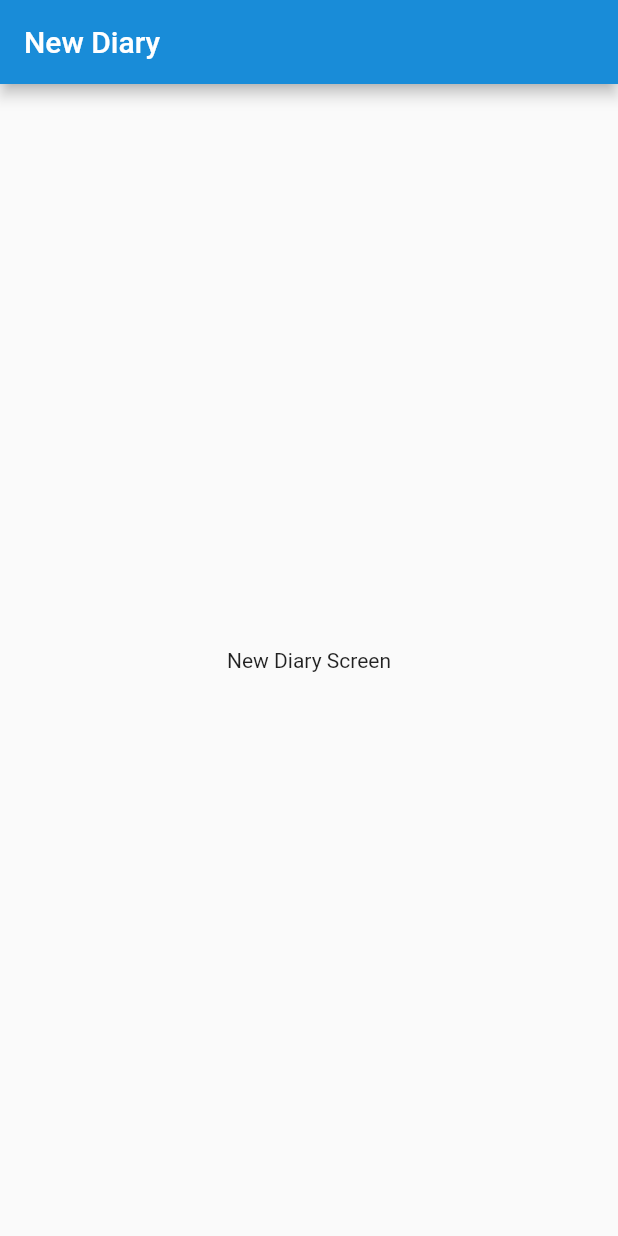
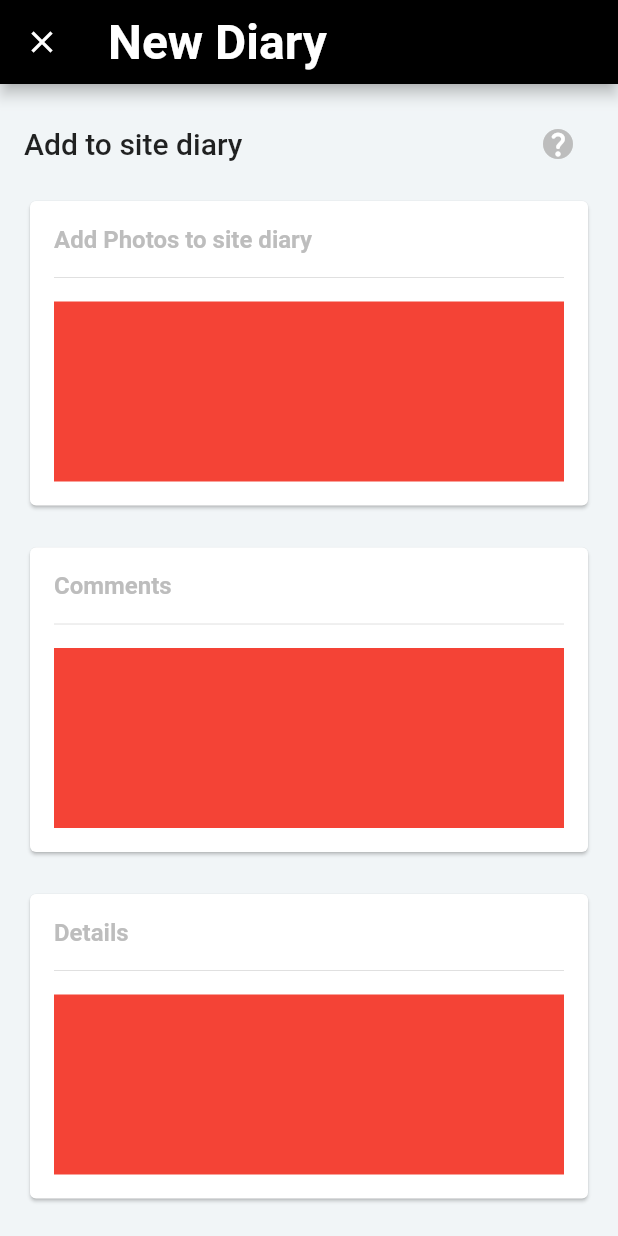
Before and after one commit to rayray199085/Martin-Pulgar-Demo, a Flutter app: the screen it shows after launch, on a phone screen of 412 x 824 dp. Run offline on Flutter 3.47's test engine with Material 2 defaults, Android fonts, the phone set to English and light mode, and no system bars; our stand-ins replace bloc, dio, equatable, flutter_bloc, get_it; generated files the repository leaves out were written again.

Commit message:
Update new diary screen UI and theme

```diff
--- a/lib/core/theme/mpd_light_theme.dart
+++ b/lib/core/theme/mpd_light_theme.dart
@@ -3,23 +3,31 @@ import 'package:flutter/material.dart';
 class MspLightTheme {
   static ThemeData get getThemeData {
     return ThemeData(
-      appBarTheme: AppBarTheme(
-        backgroundColor: _primaryColor,
-      ),
-      textButtonTheme: TextButtonThemeData(
-        style: ButtonStyle(
-          foregroundColor: MaterialStateProperty.all(
-              _primaryColor), // Set the desired button color
+      colorScheme:
+          const ColorScheme.light().copyWith(secondary: Colors.grey.shade400),
+      appBarTheme: const AppBarTheme(
+          backgroundColor: Colors.black,
+          titleTextStyle: TextStyle(
+            fontSize: _appBarTitleFontSize,
+            fontWeight: FontWeight.w600,
+          )),
+      scaffoldBackgroundColor: _backgroundColor,
+      elevatedButtonTheme: ElevatedButtonThemeData(
+        style: ElevatedButton.styleFrom(
+          textStyle: const TextStyle(
+            fontWeight: FontWeight.bold,
+            fontSize: _mediumButtonFontSize,
+            color: Colors.white,
+          ),
+          backgroundColor: _primaryColor,
         ),
-      ),
-      bottomNavigationBarTheme: BottomNavigationBarThemeData(
-        selectedItemColor: _primaryColor,
-        unselectedItemColor:
-            _secondaryColor, // Set the desired selected icon color
       ),
     );
   }
 
-  static Color _primaryColor = Color(0xFF198CD8);
-  static Color _secondaryColor = Color(0xFF555555);
+  static const Color _primaryColor = Color(0xFF97D602);
+  static const Color _backgroundColor = Color(0xFFF1F5F7);
+
+  static const double _mediumButtonFontSize = 16.0;
+  static const double _appBarTitleFontSize = 32.0;
 }
--- a/lib/feature/screens/new_diary/cubit/new_diary_cubit.dart
+++ b/lib/feature/screens/new_diary/cubit/new_diary_cubit.dart
@@ -4,10 +4,5 @@ import 'package:equatable/equatable.dart';
 part 'new_diary_state.dart';
 
 class NewDiaryCubit extends Cubit<NewDiaryState> {
-  NewDiaryCubit() : super(NewDiaryLoading());
-
-  Future<void> loadData() async {
-    await Future.delayed(Duration(seconds: 3));
-    emit(NewDiaryLoaded());
-  }
+  NewDiaryCubit() : super(const NewDiaryState());
 }
--- a/lib/feature/screens/new_diary/cubit/new_diary_state.dart
+++ b/lib/feature/screens/new_diary/cubit/new_diary_state.dart
@@ -1,15 +1,8 @@
 part of 'new_diary_cubit.dart';
 
-abstract class NewDiaryState extends Equatable {
+class NewDiaryState extends Equatable {
   const NewDiaryState();
-}
 
-class NewDiaryLoading extends NewDiaryState {
   @override
   List<Object> get props => [];
 }
-
-class NewDiaryLoaded extends NewDiaryState {
-  @override
-  List<Object> get props => [];
-}
--- a/lib/feature/screens/new_diary/new_diary_screen.dart
+++ b/lib/feature/screens/new_diary/new_diary_screen.dart
@@ -1,6 +1,9 @@
 import 'package:flutter/material.dart';
 import 'package:flutter_bloc/flutter_bloc.dart';
 import 'package:martin_pulgar_demo/feature/screens/new_diary/cubit/new_diary_cubit.dart';
+import 'package:flutter_gen/gen_l10n/app_localizations.dart';
+import 'package:martin_pulgar_demo/feature/screens/new_diary/widget/help_button.dart';
+import 'package:martin_pulgar_demo/feature/screens/new_diary/widget/section_card.dart';
 
 class NewDiaryScreen extends StatelessWidget {
   const NewDiaryScreen({super.key});
@@ -9,10 +12,15 @@ class NewDiaryScreen extends StatelessWidget {
   Widget build(BuildContext context) {
     return Scaffold(
       appBar: AppBar(
-        title: const Text('New Diary'),
+        leading: IconButton(
+          onPressed: () {},
+          icon: const Icon(Icons.close),
+        ),
+        centerTitle: false,
+        title: Text(AppLocalizations.of(context)!.newDiary),
       ),
       body: BlocProvider(
-        create: (_) => NewDiaryCubit()..loadData(),
+        create: (_) => NewDiaryCubit(),
         child: const NewDiaryBody(),
       ),
     );
@@ -27,23 +35,84 @@ class NewDiaryBody extends StatelessWidget {
   Widget build(BuildContext context) {
     return BlocBuilder<NewDiaryCubit, NewDiaryState>(
       builder: (context, state) {
-        switch (state.runtimeType) {
-          case NewDiaryLoading:
-            return const Center(child: CircularProgressIndicator());
-          case NewDiaryLoaded:
-            return const Center(
+        return SingleChildScrollView(
+          child: Padding(
+            padding: const EdgeInsets.all(16.0),
             child: Column(
-                mainAxisSize: MainAxisSize.min,
+              crossAxisAlignment: CrossAxisAlignment.stretch,
+              children: [
+                Row(
                   children: [
                     Text(
-                    'New Diary Screen',
+                      AppLocalizations.of(context)!.addToSiteDiary,
+                      style: Theme.of(context).textTheme.titleLarge,
                     ),
+                    const Spacer(),
+                    HelpButton(onPressed: () {}),
                   ],
                 ),
+                const SizedBox(height: 10),
+                SectionCard(
+                  headerLabel:
+                      AppLocalizations.of(context)!.addPhotosToSiteDiary,
+                  body: Column(
+                    children: [
+                      Container(
+                        color: Colors.red,
+                        height: 120,
+                      )
+                    ],
+                  ),
+                ),
+                const SizedBox(height: 20),
+                SectionCard(
+                  headerLabel: AppLocalizations.of(context)!.comments,
+                  body: Column(
+                    children: [
+                      Container(
+                        color: Colors.red,
+                        height: 120,
+                      )
+                    ],
+                  ),
+                ),
+                const SizedBox(height: 20),
+                SectionCard(
+                  headerLabel: AppLocalizations.of(context)!.details,
+                  body: Column(
+                    children: [
+                      Container(
+                        color: Colors.red,
+                        height: 120,
+                      )
+                    ],
+                  ),
+                ),
+                const SizedBox(height: 20),
+                SectionCard(
+                  headerLabel:
+                      AppLocalizations.of(context)!.linkToExistingEvent,
+                  body: Column(
+                    children: [
+                      Container(
+                        color: Colors.red,
+                        height: 120,
+                      )
+                    ],
+                  ),
+                ),
+                const SizedBox(height: 20),
+                ElevatedButton(
+                    onPressed: () {},
+                    child: Padding(
+                        padding: const EdgeInsets.symmetric(vertical: 16),
+                        child: Text(
+                          AppLocalizations.of(context)!.next,
+                        ))),
+              ],
+            ),
+          ),
         );
-          default:
-            return const SizedBox.shrink();
-        }
       },
     );
   }
--- /dev/null
+++ b/lib/feature/screens/new_diary/widget/help_button.dart
@@ -0,0 +1,35 @@
+import 'package:flutter/material.dart';
+
+class _HelpButtonConstants {
+  static double circleSize = 24.0;
+  static double questionMarkSize = 20.0;
+}
+
+class HelpButton extends StatelessWidget {
+  const HelpButton({
+    super.key,
+    required this.onPressed,
+  });
+  final VoidCallback onPressed;
+  @override
+  Widget build(BuildContext context) {
+    return IconButton(
+        onPressed: onPressed,
+        padding: EdgeInsets.zero,
+        icon: Stack(
+          alignment: Alignment.center,
+          children: [
+            Icon(
+              Icons.circle,
+              color: Theme.of(context).colorScheme.secondary,
+              size: _HelpButtonConstants.circleSize,
+            ),
+            Icon(
+              Icons.question_mark_rounded,
+              color: Theme.of(context).colorScheme.surface,
+              size: _HelpButtonConstants.questionMarkSize,
+            ),
+          ],
+        ));
+  }
+}
--- /dev/null
+++ b/lib/feature/screens/new_diary/widget/section_card.dart
@@ -0,0 +1,42 @@
+import 'package:flutter/material.dart';
+
+class SectionCard extends StatelessWidget {
+  const SectionCard({
+    super.key,
+    required this.headerLabel,
+    required this.body,
+  });
+
+  final String headerLabel;
+  final Widget body;
+
+  @override
+  Widget build(BuildContext context) {
+    return Card(
+      child: Padding(
+        padding: const EdgeInsets.all(16),
+        child: Column(
+          crossAxisAlignment: CrossAxisAlignment.start,
+          children: [
+            Row(
+              children: [
+                Text(
+                  headerLabel,
+                  style: Theme.of(context).textTheme.titleMedium?.copyWith(
+                        fontWeight: FontWeight.w600,
+                        color: Theme.of(context).colorScheme.secondary,
+                      ),
+                ),
+              ],
+            ),
+            const Padding(
+              padding: EdgeInsets.symmetric(vertical: 8),
+              child: Divider(),
+            ),
+            body,
+          ],
+        ),
+      ),
+    );
+  }
+}
--- a/lib/l10n/intl_en.arb
+++ b/lib/l10n/intl_en.arb
@@ -1,5 +1,13 @@
 {
-    "home": "Home",
-    "homeScreen": "Home Screen",
-    "settings": "Settings"
+    "addPhotosToSiteDiary": "Add Photos to site diary",
+    "addToSiteDiary": "Add to site diary",
+    "comments": "Comments",
+    "details": "Details",
+    "linkToExistingEvent": "Link to existing event?",
+    "next": "Next",
+    "newDiary": "New Diary",
+    "selectAnEvent": "Select an event",
+    "selectArea": "Select Area",
+    "tags": "Tags",
+    "taskCategory": "Task Category"
 }
--- a/lib/main.dart
+++ b/lib/main.dart
@@ -5,13 +5,9 @@ import 'package:martin_pulgar_demo/core/network/web_services_manager.dart';
 
 final getIt = GetIt.instance;
 
-Future<void> main() async {
-  _setup();
-  runApp(const MyApp());
-}
-
-void _setup() {
+void main() {
   WidgetsFlutterBinding.ensureInitialized();
   getIt.registerSingleton<WebServicesManager>(WebServicesManager(),
       signalsReady: true);
+  runApp(const MyApp());
 }
```
Also changed, not shown: lib/generated/intl/messages_en.dart, lib/generated/l10n.dart. Lines whose indentation alone changed are shown as unchanged.
